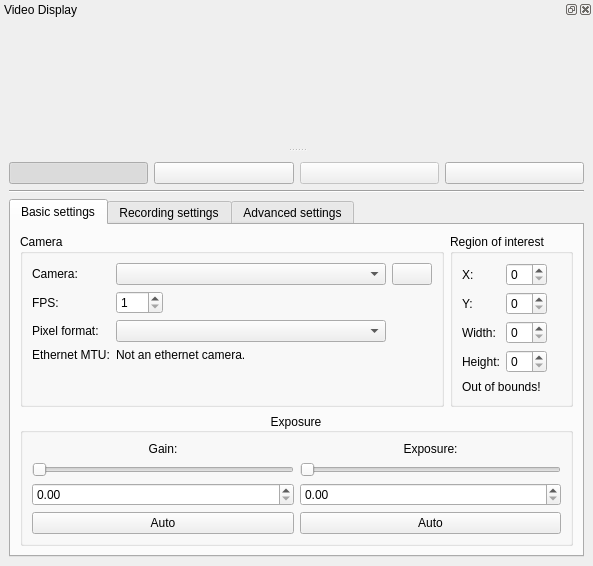
Qt form mainwindow.ui (AD-Vega/qarv) before a commit.
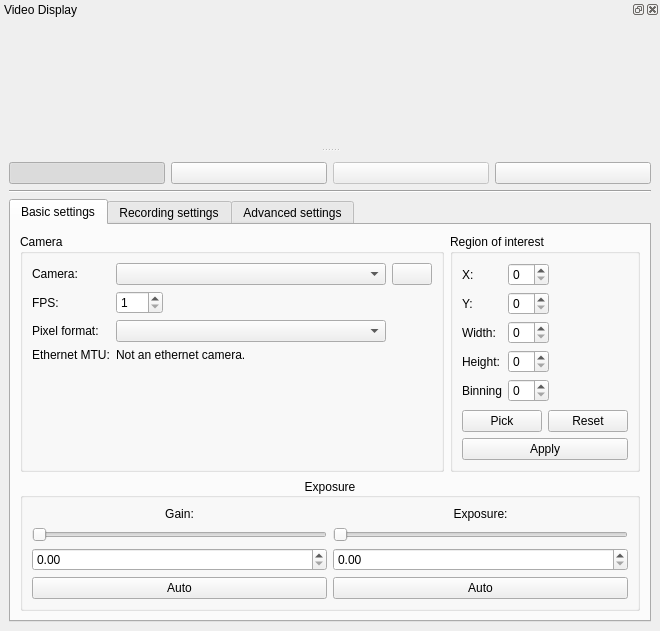
The same form after that commit. Icons and pictures are not drawn. Custom widgets are drawn as their Qt base class.

Commit message: Change ROI handling, it can be changed while playing.

Diff of the .ui file:
```diff
--- a/mainwindow.ui
+++ b/mainwindow.ui
@@ -6,8 +6,8 @@
    <rect>
     <x>0</x>
     <y>0</y>
-    <width>501</width>
-    <height>539</height>
+    <width>587</width>
+    <height>607</height>
    </rect>
   </property>
   <property name="windowTitle">
@@ -252,12 +252,40 @@
                <item row="3" column="1">
                 <widget class="QSpinBox" name="hSpinbox"/>
                </item>
+               <item row="4" column="0">
+                <widget class="QLabel" name="label_4">
+                 <property name="text">
+                  <string>Binning</string>
+                 </property>
+                </widget>
+               </item>
+               <item row="4" column="1">
+                <widget class="QSpinBox" name="binSpinBox"/>
+               </item>
               </layout>
              </item>
              <item>
-              <widget class="QLabel" name="outofrangeLabel">
+              <layout class="QHBoxLayout" name="horizontalLayout_6">
+               <item>
+                <widget class="QPushButton" name="pickROIButton">
+                 <property name="text">
+                  <string>Pick</string>
+                 </property>
+                </widget>
+               </item>
+               <item>
+                <widget class="QPushButton" name="resetROIButton">
+                 <property name="text">
+                  <string>Reset</string>
+                 </property>
+                </widget>
+               </item>
+              </layout>
+             </item>
+             <item>
+              <widget class="QPushButton" name="applyROIButton">
                <property name="text">
-                <string>Out of bounds!</string>
+                <string>Apply</string>
                </property>
               </widget>
              </item>
```
Left out of the diff: 17 changed lines with no effect on the pictures. The commit also changes 2 other files.
